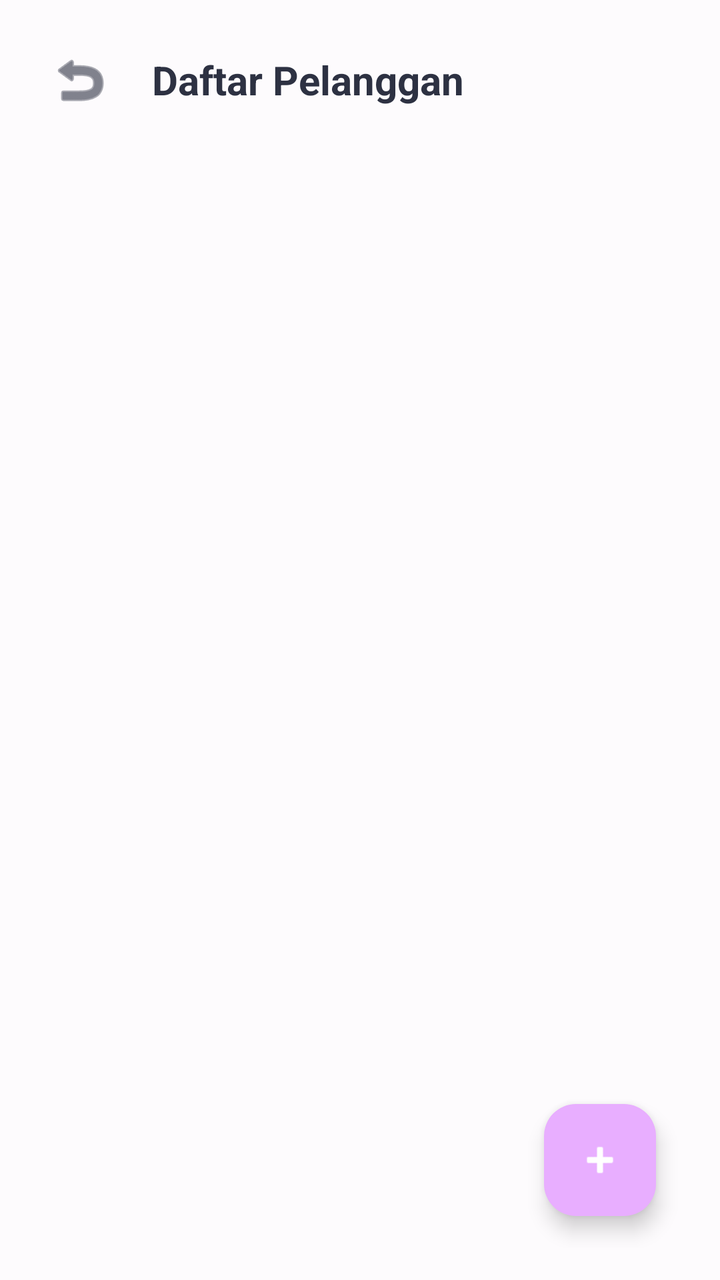
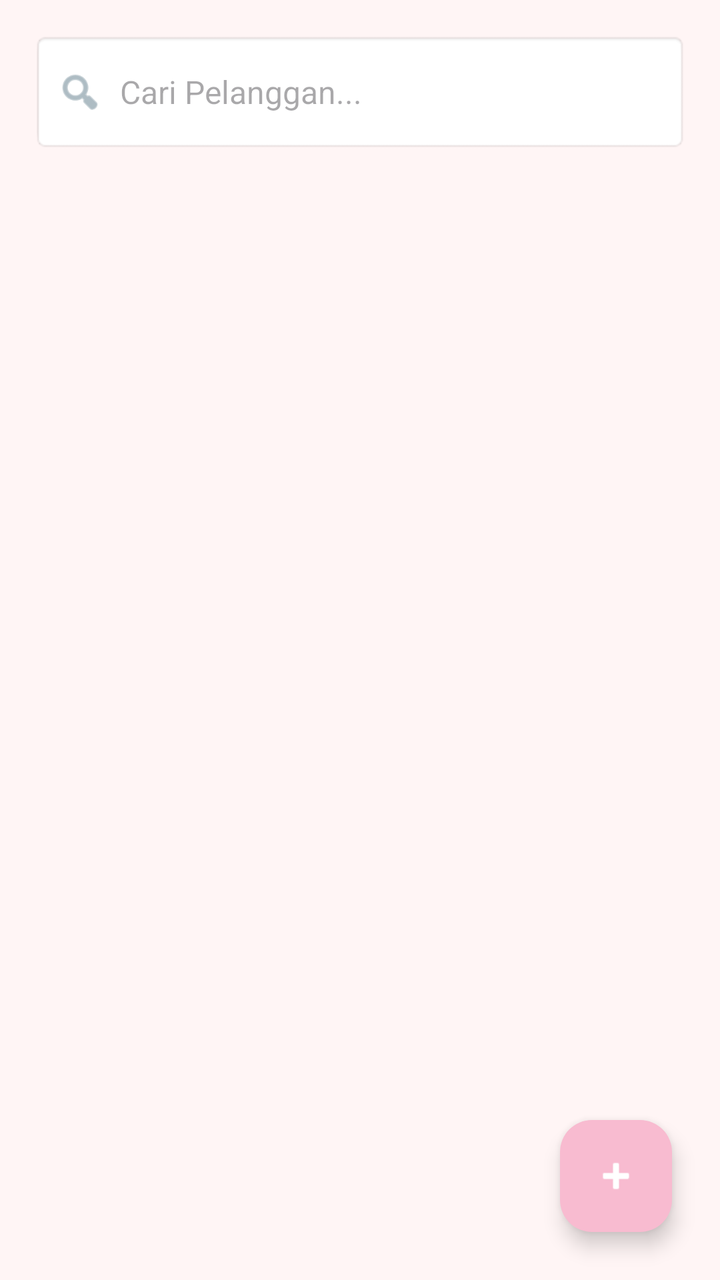

An Android layout rendered at two revisions. The XML below is the earlier revision; the diff shows what the commit changed to produce the second picture.
<!-- AndroidManifest.xml: application theme Theme.Pos -->
<!-- res/layout/activity_pelanggan.xml -->
<?xml version="1.0" encoding="utf-8"?>
<RelativeLayout xmlns:android="http://schemas.android.com/apk/res/android"
    xmlns:app="http://schemas.android.com/apk/res-auto"
    android:layout_width="match_parent"
    android:layout_height="match_parent"
    android:background="#FDFBFD"
    android:padding="16dp">

    
    <LinearLayout
        android:id="@+id/layoutHeader"
        android:layout_width="match_parent"
        android:layout_height="wrap_content"
        android:orientation="horizontal"
        android:gravity="center_vertical"
        android:layout_marginBottom="16dp">

        <ImageButton
            android:id="@+id/btnBackInput"
            android:layout_width="48dp"
            android:layout_height="48dp"
            android:background="?attr/selectableItemBackgroundBorderless"
            android:src="@android:drawable/ic_menu_revert"
            app:tint="#2D3142"
            android:contentDescription="Kembali" />

        <TextView
            android:layout_width="wrap_content"
            android:layout_height="wrap_content"
            android:text="Daftar Pelanggan"
            android:textColor="#2D3142"
            android:textSize="20sp"
            android:textStyle="bold"
            android:layout_marginStart="12dp" />
    </LinearLayout>

    
    <androidx.recyclerview.widget.RecyclerView
        android:id="@+id/rvPelanggan"
        android:layout_width="match_parent"
        android:layout_height="match_parent"
        android:layout_below="@id/layoutHeader"
        android:scrollbars="vertical" />

    
    <com.google.android.material.floatingactionbutton.FloatingActionButton
        android:id="@+id/fabTambahPelanggan"
        android:layout_width="wrap_content"
        android:layout_height="wrap_content"
        android:layout_alignParentEnd="true"
        android:layout_alignParentBottom="true"
        android:layout_margin="16dp"
        android:src="@android:drawable/ic_input_add"
        app:backgroundTint="#E8AEFF"
        app:tint="@android:color/white"
        android:contentDescription="Tambah Pelanggan Baru" />

</RelativeLayout>
<!-- resources referenced by this layout -->
<resources>
  <style name="Theme.Pos" parent="Base.Theme.Pos" />
  <style name="Base.Theme.Pos" parent="Theme.Material3.DayNight.NoActionBar">
          
          
      </style>
</resources>

<!-- the commit's change to res/layout/activity_pelanggan.xml (unified diff, before → after) -->
@@ -1,58 +1,66 @@
 <?xml version="1.0" encoding="utf-8"?>
 <RelativeLayout xmlns:android="http://schemas.android.com/apk/res/android"
     xmlns:app="http://schemas.android.com/apk/res-auto"
+    xmlns:tools="http://schemas.github.com/tools"
     android:layout_width="match_parent"
     android:layout_height="match_parent"
-    android:background="#FDFBFD"
-    android:padding="16dp">
+    android:background="#FFF5F5"
+    tools:context=".PelangganActivity"
+    tools:ignore="HardcodedText,ContentDescription">
 
     
     <LinearLayout
-        android:id="@+id/layoutHeader"
+        android:id="@+id/search_container_pelanggan"
         android:layout_width="match_parent"
         android:layout_height="wrap_content"
+        android:layout_margin="16dp"
+        android:background="@android:drawable/editbox_background"
+        android:gravity="center_vertical"
         android:orientation="horizontal"
-        android:gravity="center_vertical"
-        android:layout_marginBottom="16dp">
+        android:paddingStart="12dp"
+        android:paddingEnd="12dp">
 
-        <ImageButton
-            android:id="@+id/btnBackInput"
-            android:layout_width="48dp"
+        <ImageView
+            android:layout_width="24dp"
+            android:layout_height="24dp"
+            android:src="@android:drawable/ic_menu_search"
+            app:tint="#78909C" />
+
+        <EditText
+            android:id="@+id/et_search_pelanggan"
+            android:layout_width="match_parent"
             android:layout_height="48dp"
-            android:background="?attr/selectableItemBackgroundBorderless"
-            android:src="@android:drawable/ic_menu_revert"
-            app:tint="#2D3142"
-            android:contentDescription="Kembali" />
-
-        <TextView
-            android:layout_width="wrap_content"
-            android:layout_height="wrap_content"
-            android:text="Daftar Pelanggan"
-            android:textColor="#2D3142"
-            android:textSize="20sp"
-            android:textStyle="bold"
-            android:layout_marginStart="12dp" />
+            android:background="@android:color/transparent"
+            android:hint="Cari Pelanggan..."
+            android:inputType="text"
+            android:paddingStart="8dp"
+            android:paddingEnd="8dp"
+            android:textColor="#4A4A4A"
+            android:textSize="16sp"
+            android:importantForAutofill="no" />
     </LinearLayout>
 
     
     <androidx.recyclerview.widget.RecyclerView
-        android:id="@+id/rvPelanggan"
+        android:id="@+id/rv_pelanggan"
         android:layout_width="match_parent"
         android:layout_height="match_parent"
-        android:layout_below="@id/layoutHeader"
-        android:scrollbars="vertical" />
+        android:layout_below="@id/search_container_pelanggan"
+        android:layout_above="@+id/fab_add_pelanggan"
+        android:padding="8dp"
+        android:clipToPadding="false" />
 
     
     <com.google.android.material.floatingactionbutton.FloatingActionButton
-        android:id="@+id/fabTambahPelanggan"
+        android:id="@+id/fab_add_pelanggan"
         android:layout_width="wrap_content"
         android:layout_height="wrap_content"
         android:layout_alignParentEnd="true"
         android:layout_alignParentBottom="true"
-        android:layout_margin="16dp"
+        android:layout_margin="24dp"
         android:src="@android:drawable/ic_input_add"
-        app:backgroundTint="#E8AEFF"
-        app:tint="@android:color/white"
-        android:contentDescription="Tambah Pelanggan Baru" />
+        app:backgroundTint="#F8BBD0"
+        app:tint="#FFFFFF"
+        android:importantForAccessibility="no" />
 
 </RelativeLayout>
